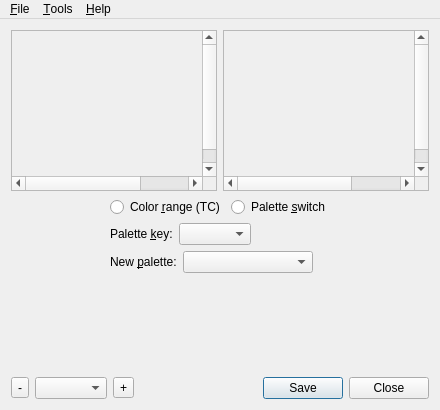
First picture: the form in mainwindow.ui, repository irydacea/wespal, before the edit.
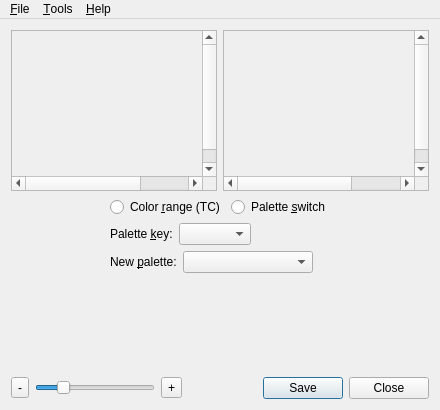
Second picture: the form after the edit. Icons and pictures are not drawn.

Commit message: MainWindow: replace the zoom comboxbox with a slider and simplify some related code

The edit to the form file:
```diff
--- a/mainwindow.ui
+++ b/mainwindow.ui
@@ -320,12 +320,30 @@
        </widget>
       </item>
       <item>
-       <widget class="QComboBox" name="cbxZoomFactor">
+       <widget class="QSlider" name="zoomSlider">
+        <property name="maximumSize">
+         <size>
+          <width>120</width>
+          <height>16777215</height>
+         </size>
+        </property>
+        <property name="toolTip">
+         <string>Zoom</string>
+        </property>
         <property name="whatsThis">
          <string>Allows to choose the view's zoom level.</string>
         </property>
-        <property name="editable">
-         <bool>false</bool>
+        <property name="maximum">
+         <number>5</number>
+        </property>
+        <property name="pageStep">
+         <number>4</number>
+        </property>
+        <property name="value">
+         <number>1</number>
+        </property>
+        <property name="orientation">
+         <enum>Qt::Horizontal</enum>
         </property>
        </widget>
       </item>
```
The commit also changes 2 other files.
